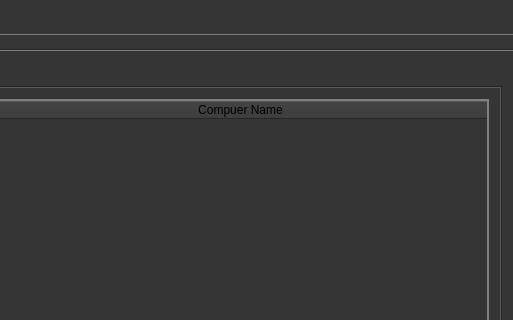
The window that VerklegtNamskeidH3/mainwindow.ui (Eytor/VerklegtNamskeid) describes before a commit, drawn with Qt 5; both pictures show x 599 to 1112 and y 0 to 320 of the 1112 by 742 pixel window.
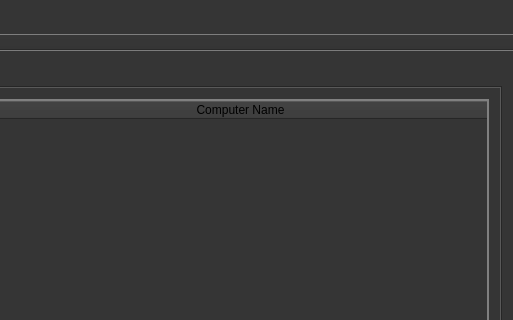
The same window after the commit. The open tabs and pages were chosen to show the change.

Commit message: hotfix for bug in listing computer links

Diff of the .ui file:
```diff
--- a/VerklegtNamskeidH3/mainwindow.ui
+++ b/VerklegtNamskeidH3/mainwindow.ui
@@ -547,6 +547,9 @@
           </item>
           <item>
            <widget class="QTableWidget" name="computer_link_table">
+            <property name="rowCount">
+             <number>0</number>
+            </property>
             <attribute name="horizontalHeaderStretchLastSection">
              <bool>true</bool>
             </attribute>
@@ -555,7 +558,7 @@
             </attribute>
             <column>
              <property name="text">
-              <string>Compuer Name</string>
+              <string>Computer Name</string>
              </property>
             </column>
            </widget>
```
Left out of the diff: 10 changed lines with no effect on the pictures. The commit also changes 1 other file.
